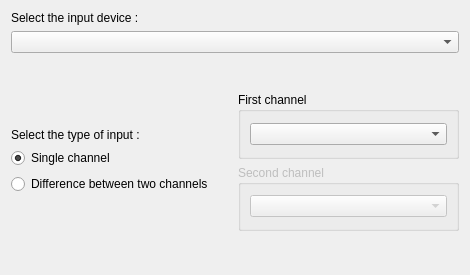
Above: ui/settings.ui from tlecomte/friture before the change. Below: the same form after it.
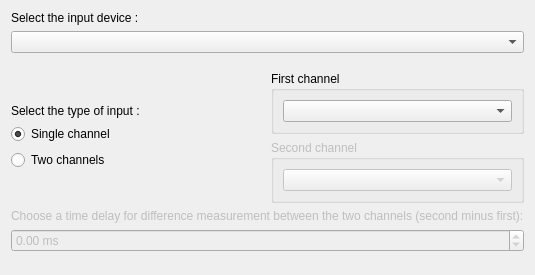
That is the form after the change. Icons and pictures are not drawn.

Commit message: Introduce a delay setting that acts one the spectrum (for now)

```diff
--- a/ui/settings.ui
+++ b/ui/settings.ui
@@ -81,7 +81,7 @@
        <item>
         <widget class="QRadioButton" name="radioButton_duo">
          <property name="text">
-          <string>Difference between two channels</string>
+          <string>Two channels</string>
          </property>
          <attribute name="buttonGroup">
           <string>inputTypeButtonGroup</string>
@@ -136,6 +136,38 @@
      </item>
     </layout>
    </item>
+   <item>
+    <widget class="QLabel" name="label_delay">
+     <property name="enabled">
+      <bool>false</bool>
+     </property>
+     <property name="text">
+      <string>Choose a time delay for difference measurement between the two channels (second minus first):</string>
+     </property>
+    </widget>
+   </item>
+   <item>
+    <widget class="QDoubleSpinBox" name="doubleSpinBox_delay">
+     <property name="enabled">
+      <bool>false</bool>
+     </property>
+     <property name="suffix">
+      <string> ms</string>
+     </property>
+     <property name="decimals">
+      <number>2</number>
+     </property>
+     <property name="minimum">
+      <double>-10000.000000000000000</double>
+     </property>
+     <property name="maximum">
+      <double>10000.000000000000000</double>
+     </property>
+     <property name="singleStep">
+      <double>100.000000000000000</double>
+     </property>
+    </widget>
+   </item>
    <item>
     <spacer name="verticalSpacer_2">
      <property name="orientation">
```
The commit also changes 5 other files.
